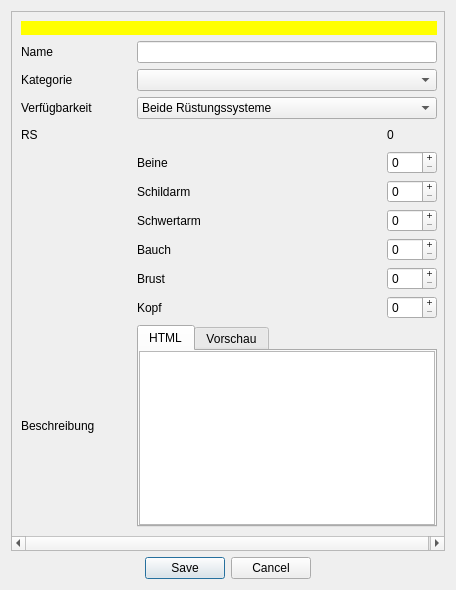
Before: the Qt Designer form designer/DatenbankEditRuestung.ui in Aeolitus/Sephrasto, drawn with Qt 5.
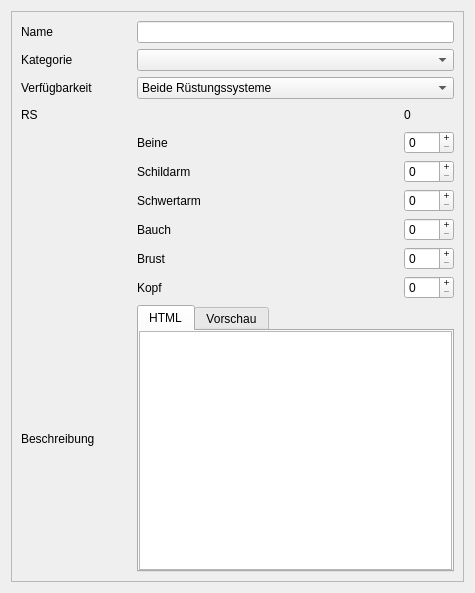
After: the same form once the commit is applied.

Patch:
```diff
--- a/designer/DatenbankEditRuestung.ui
+++ b/designer/DatenbankEditRuestung.ui
@@ -1,36 +1,20 @@
 <?xml version="1.0" encoding="UTF-8"?>
 <ui version="4.0">
  <class>dialog</class>
- <widget class="QDialog" name="dialog">
-  <property name="windowModality">
-   <enum>Qt::ApplicationModal</enum>
-  </property>
+ <widget class="QWidget" name="dialog">
   <property name="geometry">
    <rect>
     <x>0</x>
     <y>0</y>
-    <width>456</width>
-    <height>590</height>
+    <width>475</width>
+    <height>593</height>
    </rect>
   </property>
   <property name="windowTitle">
    <string>Sephrasto - Rüstung bearbeiten...</string>
   </property>
-  <layout class="QGridLayout" name="gridLayout_2">
-   <item row="3" column="0">
-    <widget class="QDialogButtonBox" name="buttonBox">
-     <property name="orientation">
-      <enum>Qt::Horizontal</enum>
-     </property>
-     <property name="standardButtons">
-      <set>QDialogButtonBox::Cancel|QDialogButtonBox::Save</set>
-     </property>
-     <property name="centerButtons">
-      <bool>true</bool>
-     </property>
-    </widget>
-   </item>
-   <item row="0" column="0">
+  <layout class="QVBoxLayout" name="verticalLayout_3">
+   <item>
     <widget class="QScrollArea" name="scrollArea">
      <property name="widgetResizable">
       <bool>true</bool>
@@ -40,48 +24,12 @@
        <rect>
         <x>0</x>
         <y>0</y>
-        <width>436</width>
-        <height>541</height>
+        <width>451</width>
+        <height>569</height>
        </rect>
       </property>
       <layout class="QGridLayout" name="gridLayout">
-       <item row="8" column="2">
-        <widget class="QSpinBox" name="spinBauch">
-         <property name="minimumSize">
-          <size>
-           <width>50</width>
-           <height>0</height>
-          </size>
-         </property>
-         <property name="maximumSize">
-          <size>
-           <width>16777215</width>
-           <height>16777215</height>
-          </size>
-         </property>
-         <property name="buttonSymbols">
-          <enum>QAbstractSpinBox::PlusMinus</enum>
-         </property>
-         <property name="maximum">
-          <number>8</number>
-         </property>
-        </widget>
-       </item>
-       <item row="6" column="1">
-        <widget class="QLabel" name="label_3">
-         <property name="text">
-          <string>Schildarm</string>
-         </property>
-        </widget>
-       </item>
-       <item row="8" column="1">
-        <widget class="QLabel" name="label_5">
-         <property name="text">
-          <string>Bauch</string>
-         </property>
-        </widget>
-       </item>
-       <item row="5" column="1">
+       <item row="4" column="1">
         <widget class="QLabel" name="label_2">
          <property name="text">
           <string>Beine</string>
@@ -89,13 +37,93 @@
         </widget>
        </item>
        <item row="3" column="0">
+        <widget class="QLabel" name="label_8">
+         <property name="text">
+          <string>RS</string>
+         </property>
+        </widget>
+       </item>
+       <item row="0" column="0">
+        <widget class="QLabel" name="label">
+         <property name="minimumSize">
+          <size>
+           <width>110</width>
+           <height>0</height>
+          </size>
+         </property>
+         <property name="text">
+          <string>Name</string>
+         </property>
+        </widget>
+       </item>
+       <item row="10" column="0">
+        <widget class="QLabel" name="label_10">
+         <property name="text">
+          <string>Beschreibung</string>
+         </property>
+        </widget>
+       </item>
+       <item row="0" column="1" colspan="2">
+        <widget class="QLineEdit" name="leName">
+         <property name="minimumSize">
+          <size>
+           <width>300</width>
+           <height>0</height>
+          </size>
+         </property>
+        </widget>
+       </item>
+       <item row="3" column="2">
+        <widget class="QLabel" name="labelRS">
+         <property name="text">
+          <string>0</string>
+         </property>
+        </widget>
+       </item>
+       <item row="1" column="0">
+        <widget class="QLabel" name="label_9">
+         <property name="text">
+          <string>Kategorie</string>
+         </property>
+        </widget>
+       </item>
+       <item row="6" column="2">
+        <widget class="QSpinBox" name="spinSchwert">
+         <property name="minimumSize">
+          <size>
+           <width>50</width>
+           <height>0</height>
+          </size>
+         </property>
+         <property name="maximumSize">
+          <size>
+           <width>16777215</width>
+           <height>16777215</height>
+          </size>
+         </property>
+         <property name="buttonSymbols">
+          <enum>QAbstractSpinBox::PlusMinus</enum>
+         </property>
+         <property name="maximum">
+          <number>8</number>
+         </property>
+        </widget>
+       </item>
+       <item row="7" column="1">
+        <widget class="QLabel" name="label_5">
+         <property name="text">
+          <string>Bauch</string>
+         </property>
+        </widget>
+       </item>
+       <item row="2" column="0">
         <widget class="QLabel" name="label_11">
          <property name="text">
           <string>Verfügbarkeit</string>
          </property>
         </widget>
        </item>
-       <item row="9" column="2">
+       <item row="8" column="2">
         <widget class="QSpinBox" name="spinBrust">
          <property name="minimumSize">
           <size>
@@ -117,7 +145,7 @@
          </property>
         </widget>
        </item>
-       <item row="11" column="1" colspan="2">
+       <item row="10" column="1" colspan="2">
         <widget class="QTabWidget" name="tabWidget">
          <property name="currentIndex">
           <number>0</number>
@@ -171,66 +199,8 @@
          </widget>
         </widget>
        </item>
-       <item row="11" column="0">
-        <widget class="QLabel" name="label_10">
-         <property name="text">
-          <string>Beschreibung</string>
-         </property>
-        </widget>
-       </item>
-       <item row="10" column="1">
-        <widget class="QLabel" name="label_7">
-         <property name="text">
-          <string>Kopf</string>
-         </property>
-        </widget>
-       </item>
-       <item row="6" column="2">
-        <widget class="QSpinBox" name="spinSchild">
-         <property name="minimumSize">
-          <size>
-           <width>50</width>
-           <height>0</height>
-          </size>
-         </property>
-         <property name="maximumSize">
-          <size>
-           <width>16777215</width>
-           <height>16777215</height>
-          </size>
-         </property>
-         <property name="buttonSymbols">
-          <enum>QAbstractSpinBox::PlusMinus</enum>
-         </property>
-         <property name="maximum">
-          <number>8</number>
-         </property>
-        </widget>
-       </item>
-       <item row="5" column="2">
-        <widget class="QSpinBox" name="spinBeine">
-         <property name="minimumSize">
-          <size>
-           <width>50</width>
-           <height>0</height>
-          </size>
-         </property>
-         <property name="maximumSize">
-          <size>
-           <width>16777215</width>
-           <height>16777215</height>
-          </size>
-         </property>
-         <property name="buttonSymbols">
-          <enum>QAbstractSpinBox::PlusMinus</enum>
-         </property>
-         <property name="maximum">
-          <number>8</number>
-         </property>
-        </widget>
-       </item>
        <item row="7" column="2">
-        <widget class="QSpinBox" name="spinSchwert">
+        <widget class="QSpinBox" name="spinBauch">
          <property name="minimumSize">
           <size>
            <width>50</width>
@@ -251,103 +221,7 @@
          </property>
         </widget>
        </item>
-       <item row="1" column="1" colspan="2">
-        <widget class="QLineEdit" name="leName">
-         <property name="minimumSize">
-          <size>
-           <width>300</width>
-           <height>0</height>
-          </size>
-         </property>
-        </widget>
-       </item>
-       <item row="10" column="2">
-        <widget class="QSpinBox" name="spinKopf">
-         <property name="minimumSize">
-          <size>
-           <width>50</width>
-           <height>0</height>
-          </size>
-         </property>
-         <property name="maximumSize">
-          <size>
-           <width>16777215</width>
-           <height>16777215</height>
-          </size>
-         </property>
-         <property name="buttonSymbols">
-          <enum>QAbstractSpinBox::PlusMinus</enum>
-         </property>
-         <property name="maximum">
-          <number>8</number>
-         </property>
-        </widget>
-       </item>
-       <item row="7" column="1">
-        <widget class="QLabel" name="label_4">
-         <property name="text">
-          <string>Schwertarm</string>
-         </property>
-        </widget>
-       </item>
-       <item row="4" column="0">
-        <widget class="QLabel" name="label_8">
-         <property name="text">
-          <string>RS</string>
-         </property>
-        </widget>
-       </item>
-       <item row="4" column="2">
-        <widget class="QLabel" name="labelRS">
-         <property name="text">
-          <string>0</string>
-         </property>
-        </widget>
-       </item>
-       <item row="0" column="0" colspan="3">
-        <widget class="QLabel" name="warning">
-         <property name="visible">
-          <bool>true</bool>
-         </property>
-         <property name="styleSheet">
-          <string notr="true">background-color: rgb(255, 255, 0); color: black;</string>
-         </property>
-         <property name="text">
-          <string/>
-         </property>
-         <property name="wordWrap">
-          <bool>true</bool>
-         </property>
-        </widget>
-       </item>
-       <item row="1" column="0">
-        <widget class="QLabel" name="label">
-         <property name="minimumSize">
-          <size>
-           <width>110</width>
-           <height>0</height>
-          </size>
-         </property>
-         <property name="text">
-          <string>Name</string>
-         </property>
-        </widget>
-       </item>
-       <item row="2" column="0">
-        <widget class="QLabel" name="label_9">
-         <property name="text">
-          <string>Kategorie</string>
-         </property>
-        </widget>
-       </item>
-       <item row="9" column="1">
-        <widget class="QLabel" name="label_6">
-         <property name="text">
-          <string>Brust</string>
-         </property>
-        </widget>
-       </item>
-       <item row="4" column="1">
+       <item row="3" column="1">
         <spacer name="horizontalSpacer">
          <property name="orientation">
           <enum>Qt::Horizontal</enum>
@@ -360,10 +234,104 @@
          </property>
         </spacer>
        </item>
-       <item row="2" column="1" colspan="2">
+       <item row="4" column="2">
+        <widget class="QSpinBox" name="spinBeine">
+         <property name="minimumSize">
+          <size>
+           <width>50</width>
+           <height>0</height>
+          </size>
+         </property>
+         <property name="maximumSize">
+          <size>
+           <width>16777215</width>
+           <height>16777215</height>
+          </size>
+         </property>
+         <property name="buttonSymbols">
+          <enum>QAbstractSpinBox::PlusMinus</enum>
+         </property>
+         <property name="maximum">
+          <number>8</number>
+         </property>
+        </widget>
+       </item>
+       <item row="8" column="1">
+        <widget class="QLabel" name="label_6">
+         <property name="text">
+          <string>Brust</string>
+         </property>
+        </widget>
+       </item>
+       <item row="5" column="2">
+        <widget class="QSpinBox" name="spinSchild">
+         <property name="minimumSize">
+          <size>
+           <width>50</width>
+           <height>0</height>
+          </size>
+         </property>
+         <property name="maximumSize">
+          <size>
+           <width>16777215</width>
+           <height>16777215</height>
+          </size>
+         </property>
+         <property name="buttonSymbols">
+          <enum>QAbstractSpinBox::PlusMinus</enum>
+         </property>
+         <property name="maximum">
+          <number>8</number>
+         </property>
+        </widget>
+       </item>
+       <item row="5" column="1">
+        <widget class="QLabel" name="label_3">
+         <property name="text">
+          <string>Schildarm</string>
+         </property>
+        </widget>
+       </item>
+       <item row="1" column="1" colspan="2">
         <widget class="QComboBox" name="comboTyp"/>
        </item>
-       <item row="3" column="1" colspan="2">
+       <item row="6" column="1">
+        <widget class="QLabel" name="label_4">
+         <property name="text">
+          <string>Schwertarm</string>
+         </property>
+        </widget>
+       </item>
+       <item row="9" column="2">
+        <widget class="QSpinBox" name="spinKopf">
+         <property name="minimumSize">
+          <size>
+           <width>50</width>
+           <height>0</height>
+          </size>
+         </property>
+         <property name="maximumSize">
+          <size>
+           <width>16777215</width>
+           <height>16777215</height>
+          </size>
+         </property>
+         <property name="buttonSymbols">
+          <enum>QAbstractSpinBox::PlusMinus</enum>
+         </property>
+         <property name="maximum">
+          <number>8</number>
+         </property>
+        </widget>
+       </item>
+       <item row="9" column="1">
+        <widget class="QLabel" name="label_7">
+         <property name="text">
+          <string>Kopf</string>
+         </property>
+        </widget>
+       </item>
+       <item row="2" column="1" colspan="2">
         <widget class="QComboBox" name="comboSystem">
          <item>
           <property name="text">
```
Left out of the diff: 35 changed lines with no effect on the pictures.
